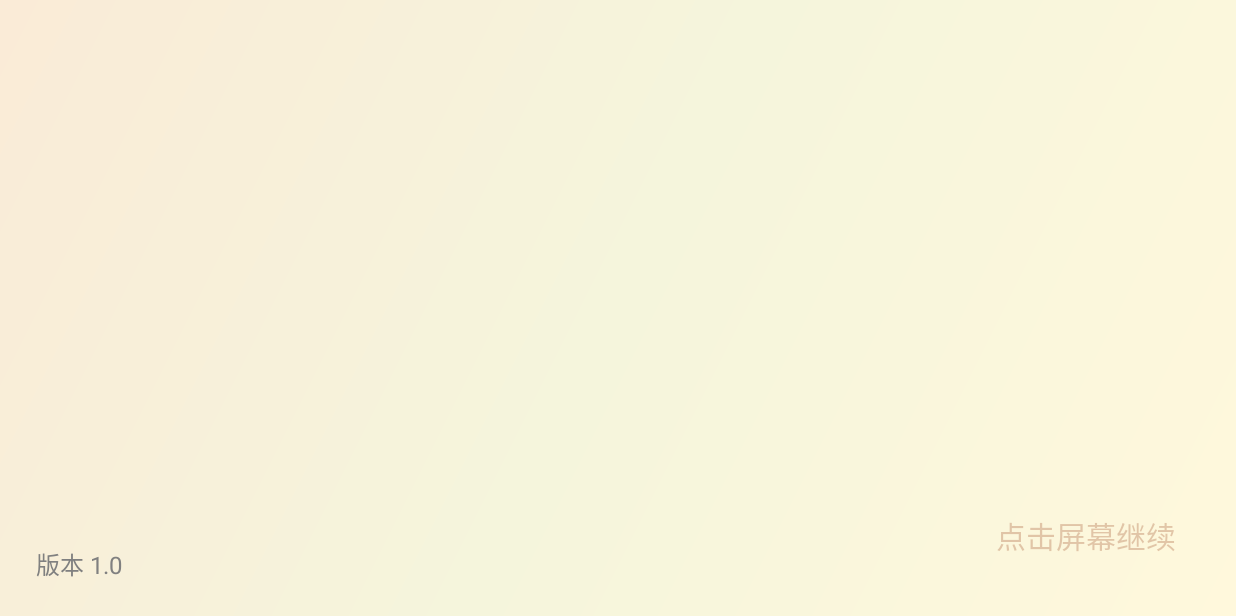
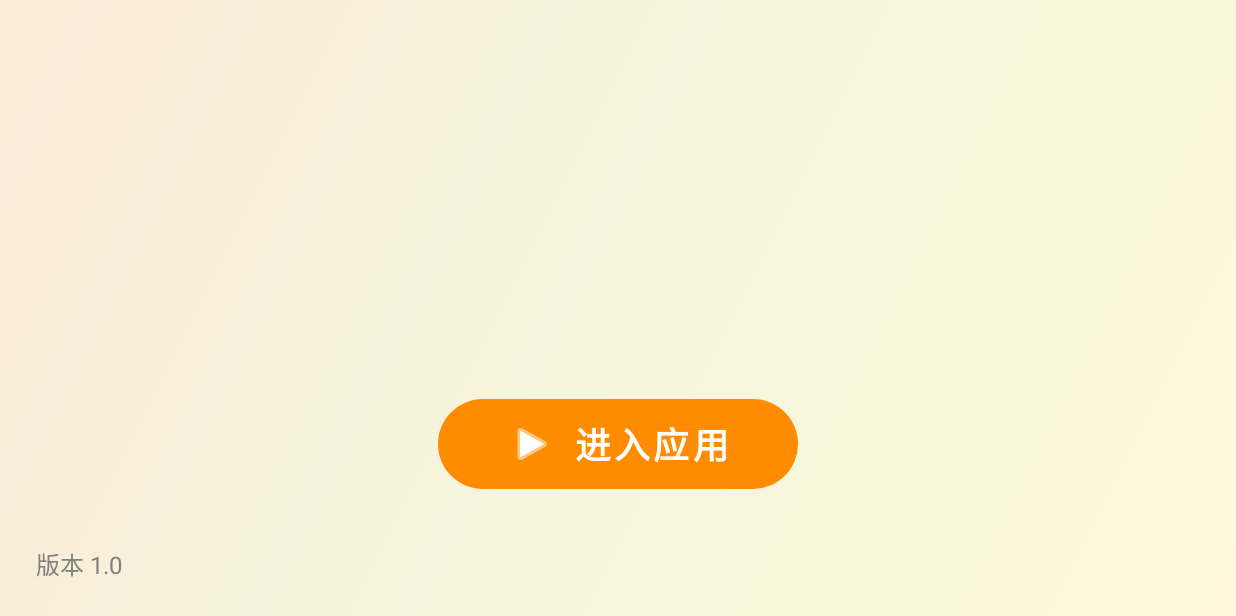
Before and after one commit to cyswinenr/CampcookingAR, an Android app: the first screen one second after launch (SplashActivity), on a phone screen of 824 x 412 dp (held sideways). Before the commit the screen is almost empty. Run offline under Robolectric (Android 15) with nearby library versions, the phone set to English and light mode, and no system bars.

Commit message:
程序能初步运行

```diff
--- a/app/src/main/java/com/campcooking/ar/SplashActivity.kt
+++ b/app/src/main/java/com/campcooking/ar/SplashActivity.kt
@@ -17,7 +17,6 @@ import com.campcooking.ar.databinding.ActivitySplashBinding
 class SplashActivity : AppCompatActivity() {
 
     private lateinit var binding: ActivitySplashBinding
-    private val splashDelay = 3000L // 3秒后自动进入主页
 
     override fun onCreate(savedInstanceState: Bundle?) {
         super.onCreate(savedInstanceState)
@@ -37,15 +36,14 @@ class SplashActivity : AppCompatActivity() {
 
         setupUI()
         startAnimations()
-        navigateToMainAfterDelay()
     }
 
     /**
      * 设置UI交互
      */
     private fun setupUI() {
-        // 点击封面任意位置可以直接进入主页
-        binding.root.setOnClickListener {
+        // 点击"进入应用"按钮进入主页
+        binding.enterButton.setOnClickListener {
             navigateToMain()
         }
     }
@@ -74,27 +72,37 @@ class SplashActivity : AppCompatActivity() {
             }
         }, 500)
 
-        // 底部提示延迟淡入
+        // 进入按钮延迟出现，带缩放和淡入效果
         Handler(Looper.getMainLooper()).postDelayed({
-            binding.tapToContinue.apply {
+            binding.enterButton.apply {
                 visibility = View.VISIBLE
-                val blinkAnim = AlphaAnimation(0.3f, 1f).apply {
-                    duration = 800
-                    repeatMode = AlphaAnimation.REVERSE
-                    repeatCount = AlphaAnimation.INFINITE
-                }
-                startAnimation(blinkAnim)
+                // 缩放+淡入组合动画
+                alpha = 0f
+                scaleX = 0.8f
+                scaleY = 0.8f
+                animate()
+                    .alpha(1f)
+                    .scaleX(1f)
+                    .scaleY(1f)
+                    .setDuration(600)
+                    .withEndAction {
+                        // 动画结束后添加轻微的呼吸效果
+                        animate()
+                            .scaleX(1.05f)
+                            .scaleY(1.05f)
+                            .setDuration(800)
+                            .withEndAction {
+                                animate()
+                                    .scaleX(1f)
+                                    .scaleY(1f)
+                                    .setDuration(800)
+                                    .start()
+                            }
+                            .start()
+                    }
+                    .start()
             }
         }, 1500)
-    }
-
-    /**
-     * 延迟后自动跳转到主页
-     */
-    private fun navigateToMainAfterDelay() {
-        Handler(Looper.getMainLooper()).postDelayed({
-            navigateToMain()
-        }, splashDelay)
     }
 
     /**
--- a/app/src/main/res/layout-land/activity_splash.xml
+++ b/app/src/main/res/layout-land/activity_splash.xml
@@ -65,18 +65,26 @@
         app:layout_constraintStart_toStartOf="parent"
         app:layout_constraintTop_toBottomOf="@+id/appTitle" />
 
-    <!-- 点击继续提示 - 右下角 -->
-    <TextView
-        android:id="@+id/tapToContinue"
-        android:layout_width="wrap_content"
-        android:layout_height="wrap_content"
-        android:layout_margin="40dp"
-        android:text="@string/tap_to_continue"
-        android:textColor="@color/hint_color"
-        android:textSize="20sp"
+    <!-- 进入应用按钮 - 屏幕中下方 -->
+    <com.google.android.material.button.MaterialButton
+        android:id="@+id/enterButton"
+        android:layout_width="240dp"
+        android:layout_height="72dp"
+        android:layout_marginBottom="80dp"
+        android:text="@string/enter_app"
+        android:textSize="24sp"
+        android:textStyle="bold"
         android:visibility="invisible"
+        app:cornerRadius="36dp"
+        app:elevation="8dp"
+        app:backgroundTint="@color/fire_orange"
+        app:icon="@android:drawable/ic_media_play"
+        app:iconSize="32dp"
+        app:iconGravity="textStart"
+        app:iconPadding="12dp"
         app:layout_constraintBottom_toBottomOf="parent"
-        app:layout_constraintEnd_toEndOf="parent" />
+        app:layout_constraintEnd_toEndOf="parent"
+        app:layout_constraintStart_toStartOf="parent" />
 
     <!-- 版本信息 - 左下角 -->
     <TextView
--- a/app/src/main/res/layout/activity_splash.xml
+++ b/app/src/main/res/layout/activity_splash.xml
@@ -65,16 +65,23 @@
         app:layout_constraintEnd_toEndOf="parent"
         app:layout_constraintStart_toStartOf="parent" />
 
-    <!-- 点击继续提示 -->
-    <TextView
-        android:id="@+id/tapToContinue"
-        android:layout_width="wrap_content"
-        android:layout_height="wrap_content"
-        android:layout_marginBottom="32dp"
-        android:text="@string/tap_to_continue"
-        android:textColor="@color/hint_color"
-        android:textSize="18sp"
+    <!-- 进入应用按钮 -->
+    <com.google.android.material.button.MaterialButton
+        android:id="@+id/enterButton"
+        android:layout_width="200dp"
+        android:layout_height="64dp"
+        android:layout_marginBottom="60dp"
+        android:text="@string/enter_app"
+        android:textSize="20sp"
+        android:textStyle="bold"
         android:visibility="invisible"
+        app:cornerRadius="32dp"
+        app:elevation="8dp"
+        app:backgroundTint="@color/fire_orange"
+        app:icon="@android:drawable/ic_media_play"
+        app:iconSize="28dp"
+        app:iconGravity="textStart"
+        app:iconPadding="8dp"
         app:layout_constraintBottom_toBottomOf="parent"
         app:layout_constraintEnd_toEndOf="parent"
         app:layout_constraintStart_toStartOf="parent" />
--- a/app/src/main/res/values/strings.xml
+++ b/app/src/main/res/values/strings.xml
@@ -4,6 +4,7 @@
     <string name="app_subtitle">野炊教学·户外烹饪指南</string>
     <string name="app_cover_desc">野炊教学应用封面</string>
     <string name="tap_to_continue">点击屏幕继续</string>
+    <string name="enter_app">进入应用</string>
     <string name="version_info">版本 1.0</string>
     <string name="welcome">欢迎使用野炊教学系统</string>
 </resources>
```
Also changed, not shown: app/src/main/res/mipmap-hdpi/ic_launcher.png (added), app/src/main/res/mipmap-hdpi/ic_launcher_round.png (added), app/src/main/res/mipmap-mdpi/ic_launcher.png (added), app/src/main/res/mipmap-mdpi/ic_launcher_round.png (added), app/src/main/res/mipmap-xhdpi/ic_launcher.png (added), app/src/main/res/mipmap-xhdpi/ic_launcher_round.png (added), app/src/main/res/mipmap-xxhdpi/ic_launcher.png (added), app/src/main/res/mipmap-xxhdpi/ic_launcher_round.png (added), app/src/main/res/mipmap-xxxhdpi/ic_launcher.png (added), app/src/main/res/mipmap-xxxhdpi/ic_launcher_round.png (added), app/src/main/res/values-sw720dp-land/dimens.xml (renamed from app/src/main/res/values-land-sw720dp/dimens.xml), 4 other files.
